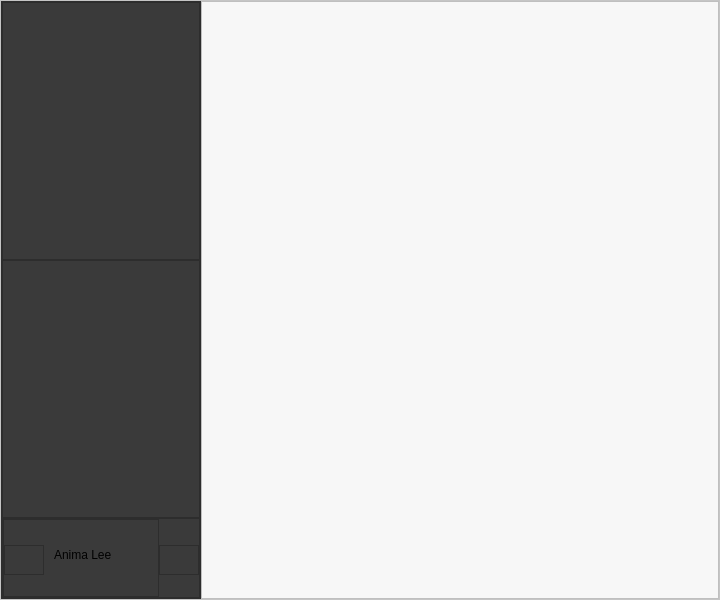
First picture: the form in home_page.ui, repository Nailliw/creative_drive, before the edit.
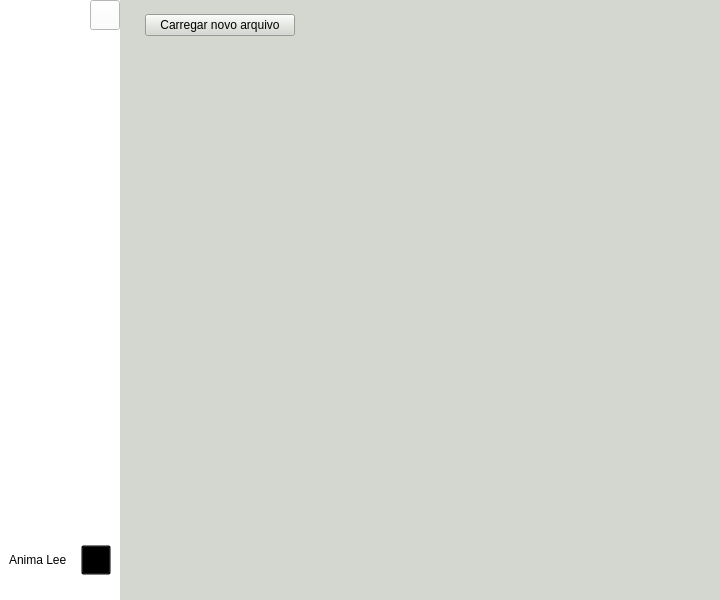
Second picture: the form after the edit. Icons and pictures are not drawn.

Patch:
```diff
--- a/home_page.ui
+++ b/home_page.ui
@@ -48,7 +48,7 @@
     <item>
      <widget class="QFrame" name="frame">
       <property name="frameShape">
-       <enum>QFrame::StyledPanel</enum>
+       <enum>QFrame::NoFrame</enum>
       </property>
       <property name="frameShadow">
        <enum>QFrame::Raised</enum>
@@ -73,15 +73,15 @@
         <widget class="QFrame" name="frame_3">
          <property name="maximumSize">
           <size>
-           <width>200</width>
+           <width>120</width>
            <height>16777215</height>
           </size>
          </property>
          <property name="styleSheet">
-          <string notr="true">background-color: rgb(58, 58, 58);</string>
+          <string notr="true">background-color: rgb(255, 255, 255);</string>
          </property>
          <property name="frameShape">
-          <enum>QFrame::StyledPanel</enum>
+          <enum>QFrame::NoFrame</enum>
          </property>
          <property name="frameShadow">
           <enum>QFrame::Raised</enum>
@@ -104,18 +104,86 @@
           </property>
           <item>
            <widget class="QFrame" name="frame_4">
+            <property name="minimumSize">
+             <size>
+              <width>30</width>
+              <height>30</height>
+             </size>
+            </property>
+            <property name="maximumSize">
+             <size>
+              <width>16777215</width>
+              <height>30</height>
+             </size>
+            </property>
+            <property name="layoutDirection">
+             <enum>Qt::LeftToRight</enum>
+            </property>
             <property name="frameShape">
-             <enum>QFrame::StyledPanel</enum>
+             <enum>QFrame::NoFrame</enum>
             </property>
             <property name="frameShadow">
              <enum>QFrame::Raised</enum>
             </property>
+            <layout class="QHBoxLayout" name="horizontalLayout_5">
+             <property name="spacing">
+              <number>0</number>
+             </property>
+             <property name="leftMargin">
+              <number>0</number>
+             </property>
+             <property name="topMargin">
+              <number>0</number>
+             </property>
+             <property name="rightMargin">
+              <number>0</number>
+             </property>
+             <property name="bottomMargin">
+              <number>0</number>
+             </property>
+             <item>
+              <widget class="QFrame" name="frame_9">
+               <property name="frameShape">
+                <enum>QFrame::NoFrame</enum>
+               </property>
+               <property name="frameShadow">
+                <enum>QFrame::Raised</enum>
+               </property>
+              </widget>
+             </item>
+             <item>
+              <widget class="QPushButton" name="pushButton">
+               <property name="minimumSize">
+                <size>
+                 <width>30</width>
+                 <height>30</height>
+                </size>
+               </property>
+               <property name="maximumSize">
+                <size>
+                 <width>30</width>
+                 <height>30</height>
+                </size>
+               </property>
+               <property name="layoutDirection">
+                <enum>Qt::RightToLeft</enum>
+               </property>
+               <property name="text">
+                <string/>
+               </property>
+               <property name="icon">
+                <iconset resource="file_rc.qrc">
+                 <normaloff>:/icons/icon_menu.png</normaloff>:/icons/icon_menu.png</iconset>
+               </property>
+              </widget>
+             </item>
+            </layout>
            </widget>
           </item>
           <item>
            <widget class="QFrame" name="frame_5">
             <property name="frameShape">
-             <enum>QFrame::StyledPanel</enum>
+             <enum>QFrame::NoFrame</enum>
             </property>
             <property name="frameShadow">
              <enum>QFrame::Raised</enum>
@@ -131,7 +199,7 @@
              </size>
             </property>
             <property name="frameShape">
-             <enum>QFrame::StyledPanel</enum>
+             <enum>QFrame::NoFrame</enum>
             </property>
             <property name="frameShadow">
              <enum>QFrame::Raised</enum>
@@ -155,7 +223,7 @@
              <item>
               <widget class="QFrame" name="frame_7">
                <property name="frameShape">
-                <enum>QFrame::StyledPanel</enum>
+                <enum>QFrame::NoFrame</enum>
                </property>
                <property name="frameShadow">
                 <enum>QFrame::Raised</enum>
@@ -176,35 +244,6 @@
                 <property name="bottomMargin">
                  <number>0</number>
                 </property>
-                <item>
-                 <widget class="QFrame" name="frame_9">
-                  <property name="minimumSize">
-                   <size>
-                    <width>40</width>
-                    <height>30</height>
-                   </size>
-                  </property>
-                  <property name="maximumSize">
-                   <size>
-                    <width>25</width>
-                    <height>25</height>
-                   </size>
-                  </property>
-                  <property name="styleSheet">
-                   <string notr="true">background-image: url(:/icons/Images/account_avatar_man_profile_user_icon.svg) 100%;
-background-repeat:no-repeat;
-background-size:contain;
-background-position:center;
-</string>
-                  </property>
-                  <property name="frameShape">
-                   <enum>QFrame::StyledPanel</enum>
-                  </property>
-                  <property name="frameShadow">
-                   <enum>QFrame::Raised</enum>
-                  </property>
-                 </widget>
-                </item>
                 <item>
                  <widget class="QFrame" name="frame_8">
                   <property name="styleSheet">
@@ -216,56 +255,47 @@
                   <property name="frameShadow">
                    <enum>QFrame::Raised</enum>
                   </property>
-                  <widget class="QLabel" name="label">
-                   <property name="geometry">
-                    <rect>
-                     <x>10</x>
-                     <y>20</y>
-                     <width>100</width>
-                     <height>30</height>
-                    </rect>
-                   </property>
-                   <property name="text">
-                    <string>Anima Lee</string>
-                   </property>
-                   <property name="alignment">
-                    <set>Qt::AlignLeading|Qt::AlignLeft|Qt::AlignVCenter</set>
-                   </property>
-                  </widget>
+                  <layout class="QHBoxLayout" name="horizontalLayout_4">
+                   <item>
+                    <widget class="QLabel" name="label">
+                     <property name="text">
+                      <string>Anima Lee</string>
+                     </property>
+                     <property name="alignment">
+                      <set>Qt::AlignLeading|Qt::AlignLeft|Qt::AlignVCenter</set>
+                     </property>
+                    </widget>
+                   </item>
+                   <item>
+                    <widget class="QPushButton" name="logoutButton">
+                     <property name="minimumSize">
+                      <size>
+                       <width>30</width>
+                       <height>30</height>
+                      </size>
+                     </property>
+                     <property name="maximumSize">
+                      <size>
+                       <width>30</width>
+                       <height>30</height>
+                      </size>
+                     </property>
+                     <property name="styleSheet">
+                      <string notr="true">color: rgb(238, 238, 236);</string>
+                     </property>
+                     <property name="text">
+                      <string/>
+                     </property>
+                     <property name="icon">
+                      <iconset resource="file_rc.qrc">
+                       <normaloff>:/icons/Images/arrow_left_logout_ui_logout icon_icon.svg</normaloff>:/icons/Images/arrow_left_logout_ui_logout icon_icon.svg</iconset>
+                     </property>
+                    </widget>
+                   </item>
+                  </layout>
                  </widget>
                 </item>
                </layout>
-               <zorder>frame_8</zorder>
-               <zorder>frame_9</zorder>
-              </widget>
-             </item>
-             <item>
-              <widget class="QFrame" name="logout_icon">
-               <property name="minimumSize">
-                <size>
-                 <width>40</width>
-                 <height>30</height>
-                </size>
-               </property>
-               <property name="maximumSize">
-                <size>
-                 <width>25</width>
-                 <height>25</height>
-                </size>
-               </property>
-               <property name="styleSheet">
-                <string notr="true">background-image: url(:/icons/Images/arrow_left_logout_ui_logout icon_icon.svg);
-background-repeat:no-repeat;
-background-size:contain;
-background-position:center;
-</string>
-               </property>
-               <property name="frameShape">
-                <enum>QFrame::StyledPanel</enum>
-               </property>
-               <property name="frameShadow">
-                <enum>QFrame::Raised</enum>
-               </property>
               </widget>
              </item>
             </layout>
@@ -277,14 +307,142 @@
        <item>
         <widget class="QFrame" name="frame_2">
          <property name="styleSheet">
-          <string notr="true">background-color: rgb(247, 247, 247);</string>
+          <string notr="true">background-color: rgb(211, 215, 207);</string>
          </property>
          <property name="frameShape">
-          <enum>QFrame::StyledPanel</enum>
+          <enum>QFrame::NoFrame</enum>
          </property>
          <property name="frameShadow">
           <enum>QFrame::Raised</enum>
          </property>
+         <layout class="QVBoxLayout" name="verticalLayout_3">
+          <property name="spacing">
+           <number>0</number>
+          </property>
+          <property name="leftMargin">
+           <number>0</number>
+          </property>
+          <property name="topMargin">
+           <number>0</number>
+          </property>
+          <property name="rightMargin">
+           <number>0</number>
+          </property>
+          <property name="bottomMargin">
+           <number>0</number>
+          </property>
+          <item>
+           <widget class="QFrame" name="frame_10">
+            <property name="minimumSize">
+             <size>
+              <width>0</width>
+              <height>50</height>
+             </size>
+            </property>
+            <property name="maximumSize">
+             <size>
+              <width>16777215</width>
+              <height>50</height>
+             </size>
+            </property>
+            <property name="frameShape">
+             <enum>QFrame::NoFrame</enum>
+            </property>
+            <property name="frameShadow">
+             <enum>QFrame::Raised</enum>
+            </property>
+            <layout class="QHBoxLayout" name="horizontalLayout_6">
+             <property name="spacing">
+              <number>0</number>
+             </property>
+             <property name="leftMargin">
+              <number>0</number>
+             </property>
+             <property name="topMargin">
+              <number>0</number>
+             </property>
+             <property name="rightMargin">
+              <number>0</number>
+             </property>
+             <property name="bottomMargin">
+              <number>0</number>
+             </property>
+             <item>
+              <widget class="QFrame" name="frame_12">
+               <property name="maximumSize">
+                <size>
+                 <width>200</width>
+                 <height>16777215</height>
+                </size>
+               </property>
+               <property name="frameShape">
+                <enum>QFrame::NoFrame</enum>
+               </property>
+               <property name="frameShadow">
+                <enum>QFrame::Raised</enum>
+               </property>
+               <layout class="QHBoxLayout" name="horizontalLayout_7">
+                <property name="spacing">
+                 <number>0</number>
+                </property>
+                <property name="leftMargin">
+                 <number>0</number>
+                </property>
+                <property name="topMargin">
+                 <number>0</number>
+                </property>
+                <property name="rightMargin">
+                 <number>0</number>
+                </property>
+                <property name="bottomMargin">
+                 <number>0</number>
+                </property>
+                <item>
+                 <widget class="QPushButton" name="newArchive">
+                  <property name="minimumSize">
+                   <size>
+                    <width>150</width>
+                    <height>0</height>
+                   </size>
+                  </property>
+                  <property name="maximumSize">
+                   <size>
+                    <width>50</width>
+                    <height>16777215</height>
+                   </size>
+                  </property>
+                  <property name="text">
+                   <string>Carregar novo arquivo</string>
+                  </property>
+                 </widget>
+                </item>
+               </layout>
+              </widget>
+             </item>
+             <item>
+              <widget class="QFrame" name="frame_13">
+               <property name="frameShape">
+                <enum>QFrame::NoFrame</enum>
+               </property>
+               <property name="frameShadow">
+                <enum>QFrame::Raised</enum>
+               </property>
+              </widget>
+             </item>
+            </layout>
+           </widget>
+          </item>
+          <item>
+           <widget class="QFrame" name="frame_11">
+            <property name="frameShape">
+             <enum>QFrame::NoFrame</enum>
+            </property>
+            <property name="frameShadow">
+             <enum>QFrame::Raised</enum>
+            </property>
+           </widget>
+          </item>
+         </layout>
         </widget>
        </item>
       </layout>
```
Left out of the diff: 2 changed lines with no effect on the pictures.
